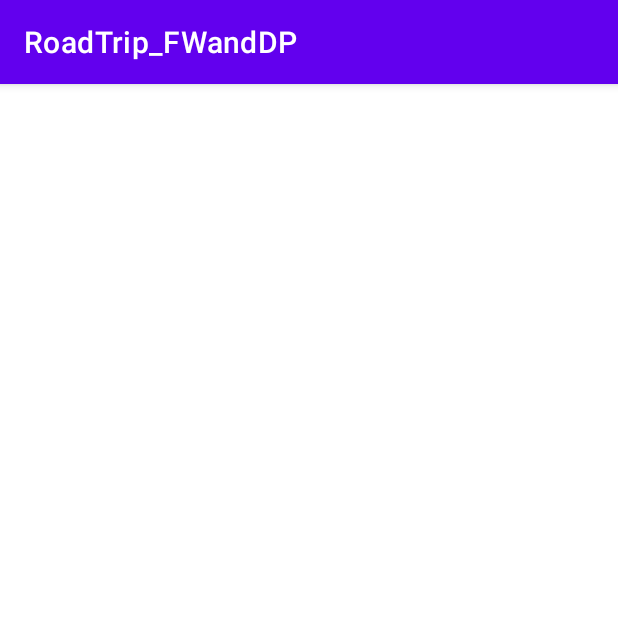
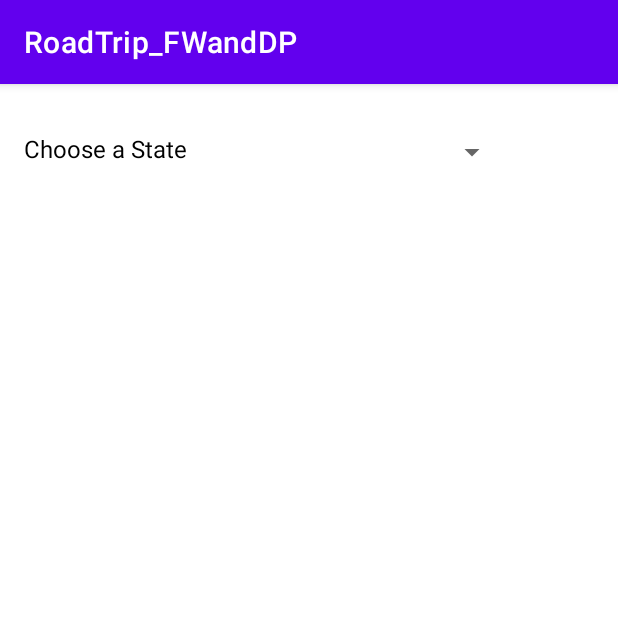
Before and after one commit to NatalmanNahm/roadTrip_FWandDP, an Android app: the SearchCitiesActivity screen opened directly, with no data from a screen before it, on a phone screen of 412 x 824 dp, the top half of it. Run offline under Robolectric (Android 15) with nearby library versions, the phone set to English and light mode, and no system bars.

Commit message:
Added a new adapter for cities item, a new item xml file, and modify the main activity to open the searchCities activity onClik of a button .

```diff
--- a/app/build.gradle
+++ b/app/build.gradle
@@ -37,4 +37,8 @@ dependencies {
     testImplementation 'junit:junit:4.+'
     androidTestImplementation 'androidx.test.ext:junit:1.1.2'
     androidTestImplementation 'androidx.test.espresso:espresso-core:3.3.0'
+    //ButterKnife
+    implementation 'com.jakewharton:butterknife:7.0.1'
+    annotationProcessor 'com.jakewharton:butterknife:7.0.1'
+
 }
--- a/app/src/main/res/layout/activity_search_cities.xml
+++ b/app/src/main/res/layout/activity_search_cities.xml
@@ -6,4 +6,34 @@
     android:layout_height="match_parent"
     tools:context=".SearchCitiesActivity">
 
+    <TextView
+        android:id="@+id/label_state"
+        android:layout_width="wrap_content"
+        android:layout_height="wrap_content"
+        android:layout_marginStart="16dp"
+        android:layout_marginLeft="16dp"
+        android:layout_marginTop="32dp"
+        android:textSize="16sp"
+        android:textColor="@color/black"
+        android:text="Choose a State"
+        app:layout_constraintStart_toStartOf="parent"
+        app:layout_constraintTop_toTopOf="parent" />
+
+    <Spinner
+        android:id="@+id/stateDropdown"
+        android:layout_width="202dp"
+        android:layout_height="27dp"
+        android:layout_marginStart="12dp"
+        android:layout_marginLeft="12dp"
+        android:layout_marginTop="32dp"
+        app:layout_constraintStart_toEndOf="@+id/label_state"
+        app:layout_constraintTop_toTopOf="parent" />
+
+    <androidx.recyclerview.widget.RecyclerView
+        android:id="@+id/citiesRecyclerview"
+        android:layout_width="match_parent"
+        android:layout_height="wrap_content"
+        android:layout_marginTop="16dp"
+        app:layout_constraintTop_toBottomOf="@+id/stateDropdown"
+        tools:layout_editor_absoluteX="-16dp" />
 </androidx.constraintlayout.widget.ConstraintLayout>
```
Also changed, not shown: app/src/main/java/com/example/roadtrip_fwanddp/MainActivity.java (+8 -0 lines), app/src/main/java/com/example/roadtrip_fwanddp/Utils/CityAdapter.java (added, +72 -0 lines), app/src/main/res/layout/search_item.xml (added, +46 -0 lines).
